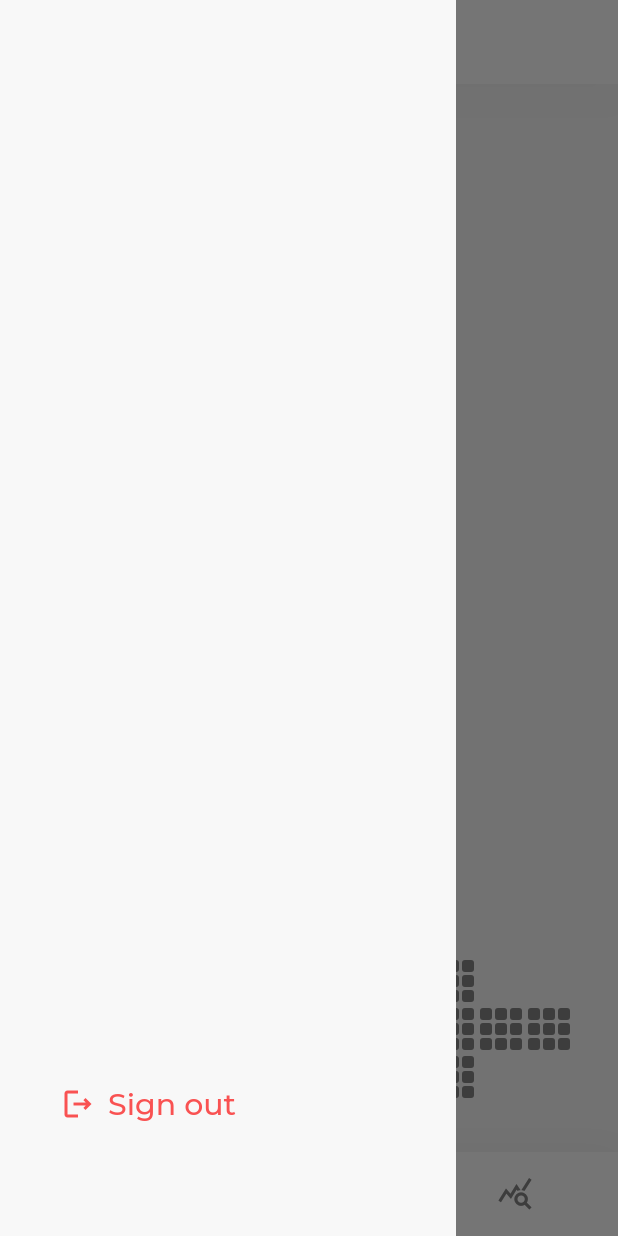
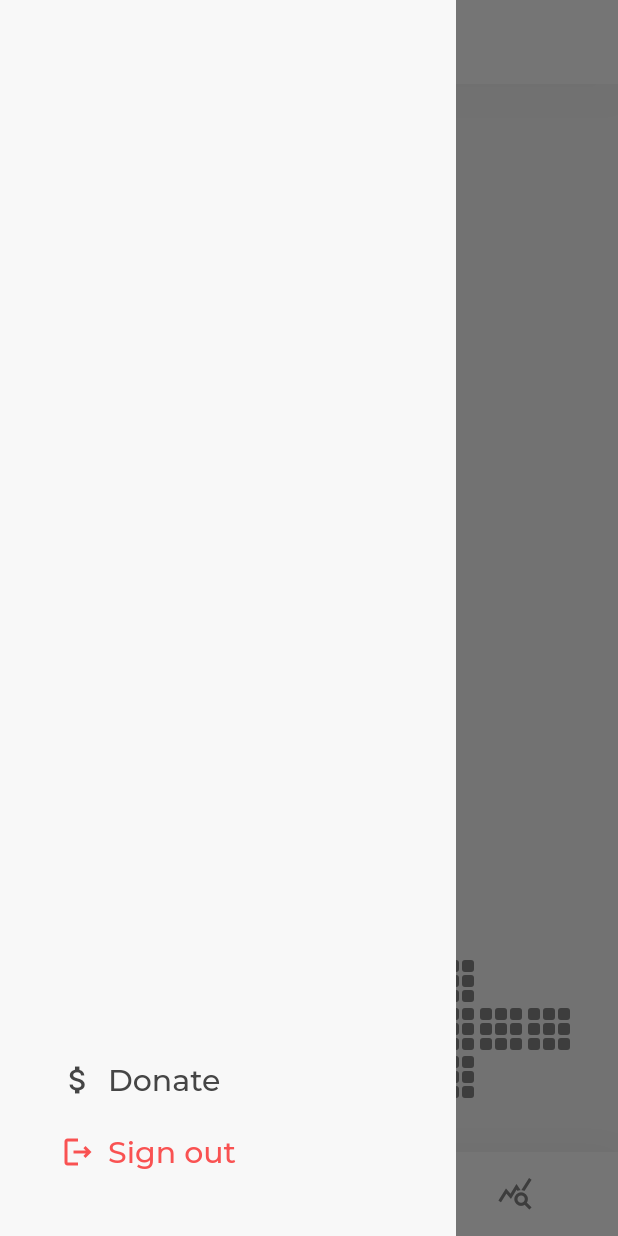
Before and after one commit to GabinL21/kubrs_app, a Flutter app: the screen it shows once a user with an empty profile is signed in, with the side drawer open, on a phone screen of 412 x 824 dp. Run offline on Flutter 3.47's test engine with Material 2 defaults, Android fonts, the phone set to English and light mode, and no system bars; our stand-ins replace bloc, clock, cloud_firestore, equatable, firebase_auth, firebase_core and 3 more; missing offline and left inert: cuber, firebase_app_check; accounts and stored records are empty; generated files the repository leaves out were written again; network calls fail; statements that could not run were skipped.

Commit message:
feat(drawer): add donate button

```diff
--- a/lib/user/view/user_drawer.dart
+++ b/lib/user/view/user_drawer.dart
@@ -2,6 +2,7 @@ import 'package:flutter/material.dart';
 import 'package:flutter_bloc/flutter_bloc.dart';
 import 'package:kubrs_app/auth/auth.dart';
 import 'package:kubrs_app/user/bloc/user_bloc.dart';
+import 'package:url_launcher/url_launcher.dart';
 
 class UserDrawer extends StatelessWidget {
   const UserDrawer({super.key});
@@ -10,7 +11,7 @@ class UserDrawer extends StatelessWidget {
   Widget build(BuildContext context) {
     return Drawer(
       child: Padding(
-        padding: const EdgeInsets.fromLTRB(32, 96, 32, 64),
+        padding: const EdgeInsets.fromLTRB(32, 96, 32, 32),
         child: Column(
           crossAxisAlignment: CrossAxisAlignment.start,
           mainAxisAlignment: MainAxisAlignment.spaceBetween,
@@ -42,9 +43,25 @@ class UserDrawer extends StatelessWidget {
 
   Widget _getFooter(BuildContext context) {
     return Column(
+      crossAxisAlignment: CrossAxisAlignment.start,
       children: [
+        _getDonateButton(context),
         _getSignOutButton(context),
       ],
+    );
+  }
+
+  Widget _getDonateButton(BuildContext context) {
+    final url = Uri.parse('https://ko-fi.com/kubrs');
+    final color = Theme.of(context).colorScheme.primary;
+    return TextButton.icon(
+      onPressed: () async =>
+          {if (await canLaunchUrl(url)) await launchUrl(url)},
+      icon: Icon(Icons.attach_money_outlined, color: color),
+      label: Text(
+        'Donate',
+        style: Theme.of(context).textTheme.displayMedium,
+      ),
     );
   }
 
@@ -55,7 +72,7 @@ class UserDrawer extends StatelessWidget {
       icon: Icon(Icons.logout_outlined, color: color),
       label: Text(
         'Sign out',
-        style: Theme.of(context).textTheme.displayMedium!.copyWith(
+        style: Theme.of(context).textTheme.displayMedium?.copyWith(
               color: color,
             ),
       ),
--- a/pubspec.yaml
+++ b/pubspec.yaml
@@ -24,6 +24,7 @@ dependencies:
     sdk: flutter
   google_fonts: ^5.1.0
   google_sign_in: ^6.1.4
+  url_launcher: ^6.1.12
 
 dev_dependencies:
   bloc_test: ^9.1.4
```
Also changed, not shown: pubspec.lock, 4 other files.
